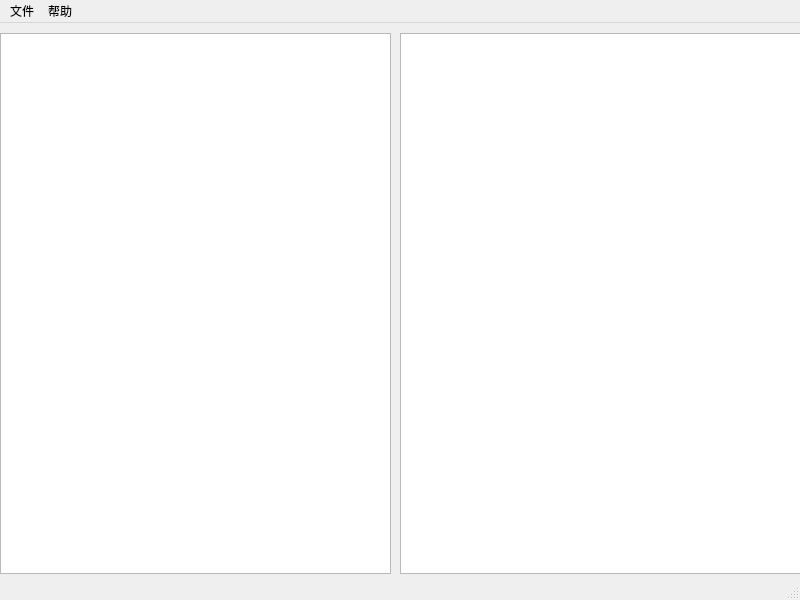
This is mainwindow.ui in Sakurababycat/JMarkDown as Qt 5 draws it before an edit. The edited form follows.
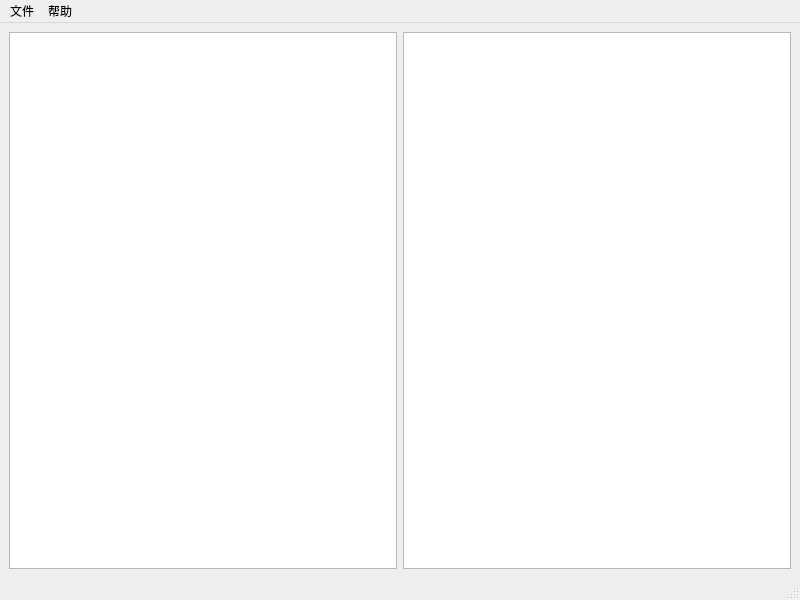
This is the edited form.

Commit message: horizontal layout

Patch:
```diff
--- a/mainwindow.ui
+++ b/mainwindow.ui
@@ -10,30 +10,48 @@
     <height>600</height>
    </rect>
   </property>
+  <property name="sizePolicy">
+   <sizepolicy hsizetype="Expanding" vsizetype="Expanding">
+    <horstretch>0</horstretch>
+    <verstretch>0</verstretch>
+   </sizepolicy>
+  </property>
   <property name="windowTitle">
    <string>JMarkDown</string>
   </property>
   <widget class="QWidget" name="centralwidget">
-   <widget class="QTextEdit" name="inputArea">
-    <property name="geometry">
-     <rect>
-      <x>0</x>
-      <y>10</y>
-      <width>391</width>
-      <height>541</height>
-     </rect>
-    </property>
-   </widget>
-   <widget class="QTextBrowser" name="display">
-    <property name="geometry">
-     <rect>
-      <x>400</x>
-      <y>10</y>
-      <width>401</width>
-      <height>541</height>
-     </rect>
-    </property>
-   </widget>
+   <property name="sizePolicy">
+    <sizepolicy hsizetype="Expanding" vsizetype="Expanding">
+     <horstretch>0</horstretch>
+     <verstretch>0</verstretch>
+    </sizepolicy>
+   </property>
+   <layout class="QHBoxLayout" name="horizontalLayout">
+    <item>
+     <widget class="QTextEdit" name="inputArea">
+      <property name="font">
+       <font>
+        <pointsize>13</pointsize>
+       </font>
+      </property>
+      <property name="cursor" stdset="0">
+       <cursorShape>IBeamCursor</cursorShape>
+      </property>
+     </widget>
+    </item>
+    <item>
+     <widget class="QTextBrowser" name="display">
+      <property name="font">
+       <font>
+        <pointsize>12</pointsize>
+       </font>
+      </property>
+      <property name="cursor" stdset="0">
+       <cursorShape>IBeamCursor</cursorShape>
+      </property>
+     </widget>
+    </item>
+   </layout>
   </widget>
   <widget class="QMenuBar" name="menubar">
    <property name="geometry">
```
Left out of the diff: 4 changed lines with no effect on the pictures. The commit also changes 1 other file.
